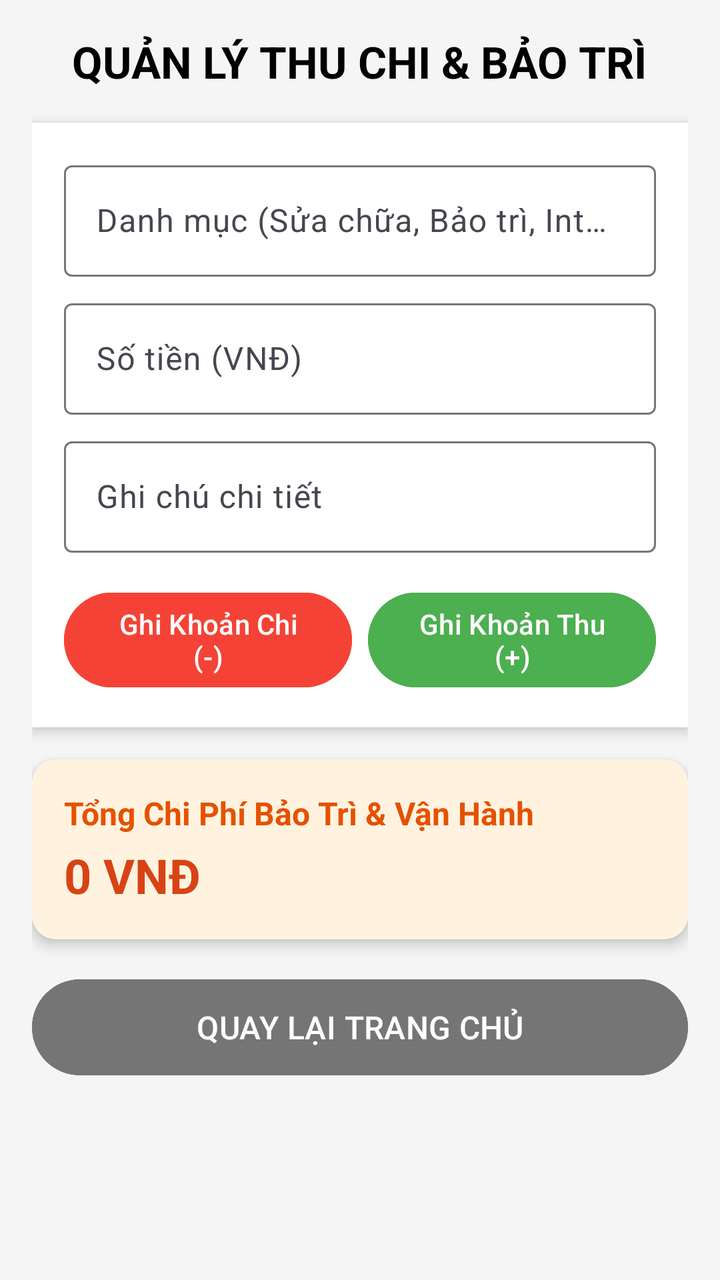
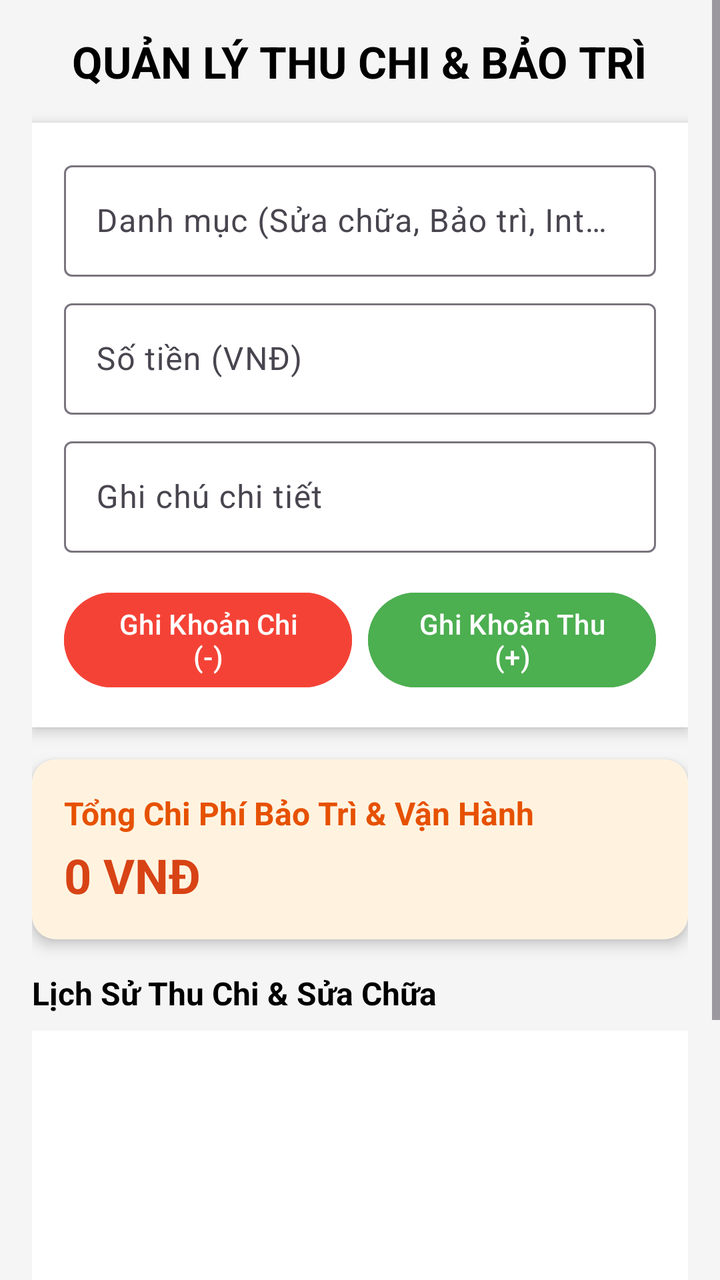

An Android layout rendered at two revisions. The XML below is the earlier revision; the diff shows what the commit changed to produce the second picture.
<!-- AndroidManifest.xml: application theme Theme.Detai1 -->
<!-- res/layout/giaodienthuchi.xml -->
<?xml version="1.0" encoding="utf-8"?>
<ScrollView xmlns:android="http://schemas.android.com/apk/res/android"
    xmlns:app="http://schemas.android.com/apk/res-auto"
    android:layout_width="match_parent"
    android:layout_height="match_parent"
    android:background="#F5F5F5">

    <LinearLayout
        android:layout_width="match_parent"
        android:layout_height="wrap_content"
        android:orientation="vertical"
        android:padding="16dp">

        
        <TextView
            android:layout_width="wrap_content"
            android:layout_height="wrap_content"
            android:text="QUẢN LÝ THU CHI &amp; BẢO TRÌ"
            android:textSize="22sp"
            android:textStyle="bold"
            android:textColor="@android:color/black"
            android:layout_gravity="center"
            android:layout_marginBottom="16dp"/>

        
        <LinearLayout
            android:layout_width="match_parent"
            android:layout_height="wrap_content"
            android:orientation="vertical"
            android:background="@android:color/white"
            android:padding="16dp"
            android:elevation="4dp"
            android:layout_marginBottom="16dp">

            <com.google.android.material.textfield.TextInputLayout
                android:layout_width="match_parent"
                android:layout_height="wrap_content"
                android:layout_marginBottom="8dp"
                android:hint="Danh mục (Sửa chữa, Bảo trì, Internet, Rác...)">
                <com.google.android.material.textfield.TextInputEditText
                    android:id="@+id/txtdanhmuc"
                    android:layout_width="match_parent"
                    android:layout_height="wrap_content" />
            </com.google.android.material.textfield.TextInputLayout>

            <com.google.android.material.textfield.TextInputLayout
                android:layout_width="match_parent"
                android:layout_height="wrap_content"
                android:layout_marginBottom="8dp"
                android:hint="Số tiền (VNĐ)">
                <com.google.android.material.textfield.TextInputEditText
                    android:id="@+id/txtsotien"
                    android:layout_width="match_parent"
                    android:layout_height="wrap_content"
                    android:inputType="numberDecimal" />
            </com.google.android.material.textfield.TextInputLayout>

            <com.google.android.material.textfield.TextInputLayout
                android:layout_width="match_parent"
                android:layout_height="wrap_content"
                android:layout_marginBottom="16dp"
                android:hint="Ghi chú chi tiết">
                <com.google.android.material.textfield.TextInputEditText
                    android:id="@+id/txtghichuthuchi"
                    android:layout_width="match_parent"
                    android:layout_height="wrap_content" />
            </com.google.android.material.textfield.TextInputLayout>

            <LinearLayout
                android:layout_width="match_parent"
                android:layout_height="wrap_content"
                android:orientation="horizontal"
                android:gravity="center">

                <Button
                    android:id="@+id/btnGhiChi"
                    android:layout_width="0dp"
                    android:layout_height="wrap_content"
                    android:layout_weight="1"
                    android:layout_marginEnd="4dp"
                    android:text="Ghi Khoản Chi (-)"
                    android:backgroundTint="#F44336"/>

                <Button
                    android:id="@+id/btnGhiThu"
                    android:layout_width="0dp"
                    android:layout_height="wrap_content"
                    android:layout_weight="1"
                    android:layout_marginStart="4dp"
                    android:text="Ghi Khoản Thu (+)"
                    android:backgroundTint="#4CAF50"/>
            </LinearLayout>
        </LinearLayout>

        
        <androidx.cardview.widget.CardView
            android:layout_width="match_parent"
            android:layout_height="wrap_content"
            android:layout_marginBottom="16dp"
            app:cardCornerRadius="12dp"
            app:cardElevation="4dp">

            <LinearLayout
                android:layout_width="match_parent"
                android:layout_height="wrap_content"
                android:orientation="vertical"
                android:padding="16dp"
                android:background="#FFF3E0">

                <TextView
                    android:layout_width="wrap_content"
                    android:layout_height="wrap_content"
                    android:text="Tổng Chi Phí Bảo Trì &amp; Vận Hành"
                    android:textSize="16sp"
                    android:textStyle="bold"
                    android:textColor="#E65100"/>

                <TextView
                    android:id="@+id/txtTongChiPhi"
                    android:layout_width="wrap_content"
                    android:layout_height="wrap_content"
                    android:text="0 VNĐ"
                    android:textSize="24sp"
                    android:textStyle="bold"
                    android:textColor="#D84315"
                    android:layout_marginTop="4dp"/>
            </LinearLayout>
        </androidx.cardview.widget.CardView>

        
        <Button
            android:id="@+id/btnQuayLaiThuChi"
            android:layout_width="match_parent"
            android:layout_height="56dp"
            android:text="QUAY LẠI TRANG CHỦ"
            android:textSize="16sp"
            android:backgroundTint="#757575"/>

    </LinearLayout>
</ScrollView>
<!-- resources referenced by this layout -->
<resources>
  <style name="Theme.Detai1" parent="Base.Theme.Detai1" />
  <style name="Base.Theme.Detai1" parent="Theme.Material3.DayNight.NoActionBar">
          
          
      </style>
</resources>

<!-- the commit's change to res/layout/giaodienthuchi.xml (unified diff, before → after) -->
@@ -128,6 +128,23 @@
         </androidx.cardview.widget.CardView>
 
         
+        <TextView
+            android:layout_width="wrap_content"
+            android:layout_height="wrap_content"
+            android:text="Lịch Sử Thu Chi &amp; Sửa Chữa"
+            android:textSize="16sp"
+            android:textStyle="bold"
+            android:textColor="@android:color/black"
+            android:layout_marginBottom="8dp"/>
+
+        <ListView
+            android:id="@+id/lvThuChi"
+            android:layout_width="match_parent"
+            android:layout_height="200dp"
+            android:background="@android:color/white"
+            android:layout_marginBottom="16dp"/>
+
+        
         <Button
             android:id="@+id/btnQuayLaiThuChi"
             android:layout_width="match_parent"
